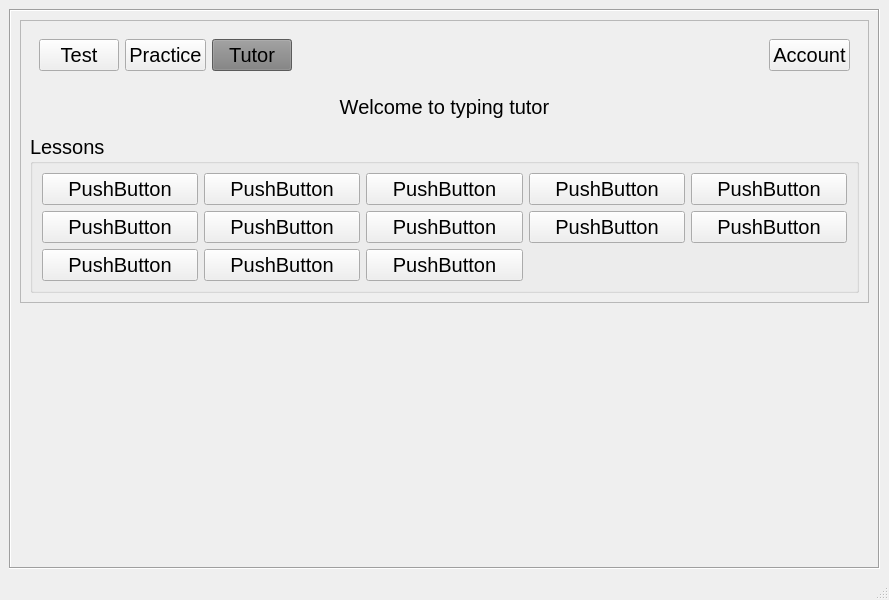
First picture: the form in Tutor.ui, repository Prakash5209/typing_tutor, before the edit.
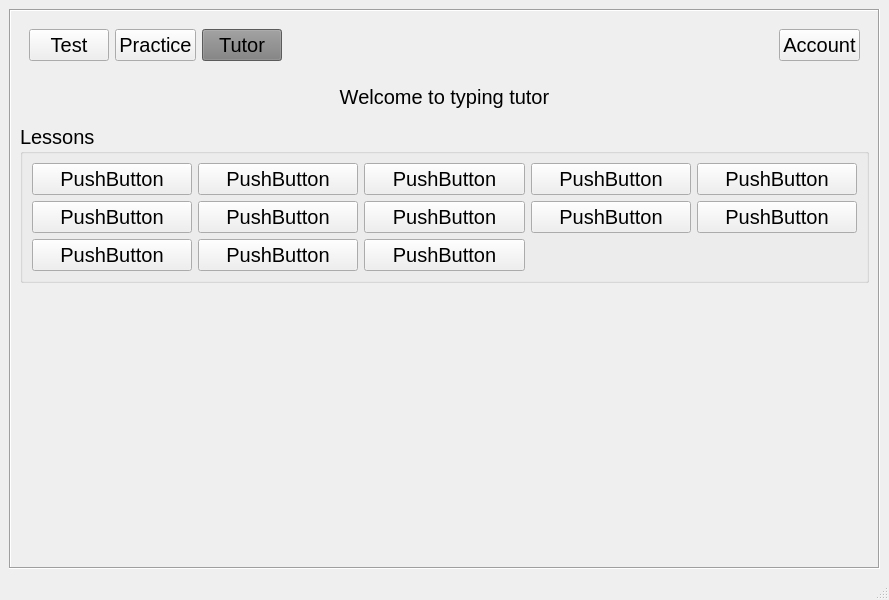
Second picture: the form after the edit.

```diff
--- a/Tutor.ui
+++ b/Tutor.ui
@@ -37,28 +37,6 @@
          <height>535</height>
         </rect>
        </property>
-       <layout class="QGridLayout" name="gridLayout_5">
-        <item row="1" column="0">
-         <spacer name="verticalSpacer">
-          <property name="orientation">
-           <enum>Qt::Vertical</enum>
-          </property>
-          <property name="sizeHint" stdset="0">
-           <size>
-            <width>20</width>
-            <height>231</height>
-           </size>
-          </property>
-         </spacer>
-        </item>
-        <item row="0" column="0">
-         <widget class="QFrame" name="frame_4">
-          <property name="frameShape">
-           <enum>QFrame::StyledPanel</enum>
-          </property>
-          <property name="frameShadow">
-           <enum>QFrame::Raised</enum>
-          </property>
           <layout class="QGridLayout" name="gridLayout_4">
            <item row="0" column="0">
             <widget class="QFrame" name="frame">
@@ -289,8 +267,18 @@
              </layout>
             </widget>
            </item>
-          </layout>
-         </widget>
+        <item row="3" column="0">
+         <spacer name="verticalSpacer">
+          <property name="orientation">
+           <enum>Qt::Vertical</enum>
+          </property>
+          <property name="sizeHint" stdset="0">
+           <size>
+            <width>20</width>
+            <height>251</height>
+           </size>
+          </property>
+         </spacer>
         </item>
        </layout>
       </widget>
```
Lines whose indentation alone changed are shown as unchanged.
